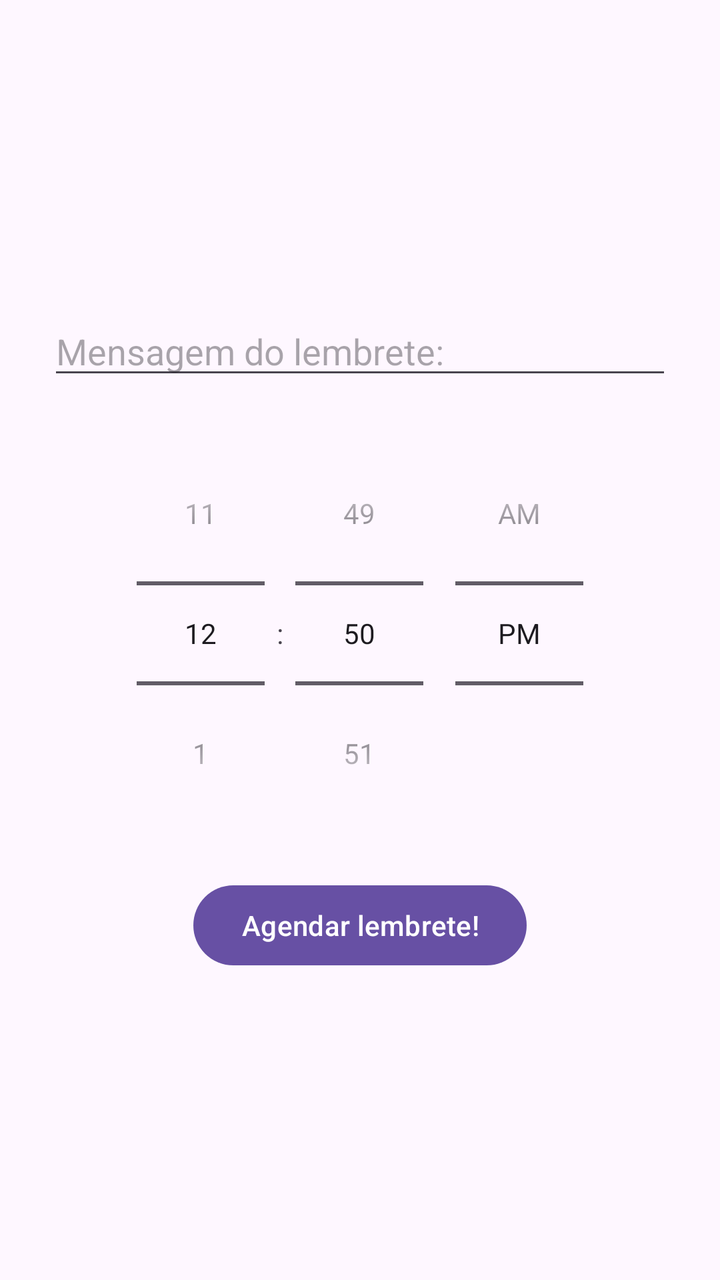
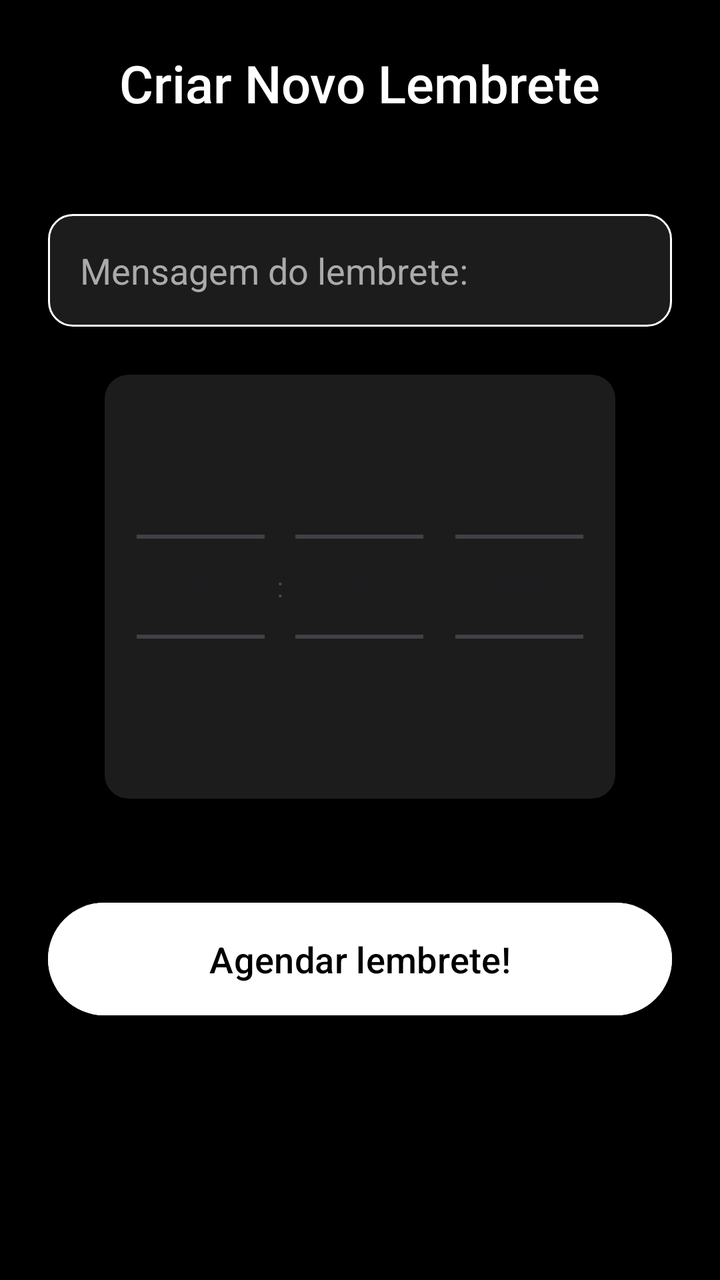

The first picture is an Android layout as it rendered before a commit; the second is the same layout after the commit. The layout source and the unified diff follow.
<!-- AndroidManifest.xml: application theme Theme.PushNotification -->
<!-- res/layout/activity_lembrete.xml -->
<?xml version="1.0" encoding="utf-8"?>
<LinearLayout
    xmlns:android="http://schemas.android.com/apk/res/android"
    android:orientation="vertical"
    android:gravity="center"
    android:padding="24dp"
    android:layout_width="match_parent"
    android:layout_height="match_parent">

    <EditText
        android:id="@+id/editMessage"
        android:layout_width="match_parent"
        android:layout_height="wrap_content"
        android:hint="@string/lembrete_mensagem" />

    <TimePicker
        android:id="@+id/timePicker"
        android:layout_width="wrap_content"
        android:layout_height="wrap_content"
        android:timePickerMode="spinner"
        android:layout_marginTop="16dp"/>

    <Button
        android:id="@+id/btnSetReminder"
        android:layout_width="wrap_content"
        android:layout_height="wrap_content"
        android:layout_marginTop="16dp"
        android:text="@string/agendar_lembrete" />
</LinearLayout>
<!-- resources referenced by this layout -->
<resources>
  <string name="agendar_lembrete">Agendar lembrete!</string>
  <string name="lembrete_mensagem">Mensagem do lembrete:</string>
  <style name="Theme.PushNotification" parent="Base.Theme.PushNotification" />
  <style name="Base.Theme.PushNotification" parent="Theme.Material3.DayNight.NoActionBar">
          
          
      </style>
</resources>

<!-- the commit's change to res/layout/activity_lembrete.xml (unified diff, before → after) -->
@@ -2,28 +2,52 @@
 <LinearLayout
     xmlns:android="http://schemas.android.com/apk/res/android"
     android:orientation="vertical"
-    android:gravity="center"
+    android:gravity="center_horizontal"
+    android:background="#000000"
     android:padding="24dp"
     android:layout_width="match_parent"
     android:layout_height="match_parent">
+
+    <TextView
+        android:layout_width="wrap_content"
+        android:layout_height="wrap_content"
+        android:text="Criar Novo Lembrete"
+        android:textSize="26sp"
+        android:textColor="#FFFFFF"
+        android:fontFamily="sans-serif-medium"
+        android:layout_marginBottom="48dp" />
 
     <EditText
         android:id="@+id/editMessage"
         android:layout_width="match_parent"
         android:layout_height="wrap_content"
-        android:hint="@string/lembrete_mensagem" />
+        android:hint="Mensagem do lembrete:"
+        android:background="@drawable/edittext_background"
+        android:textColor="#FFFFFF"
+        android:textColorHint="#AAAAAA"
+        android:fontFamily="sans-serif"
+        android:padding="16dp"
+        android:elevation="4dp"
+        android:layout_marginBottom="24dp" />
 
     <TimePicker
         android:id="@+id/timePicker"
         android:layout_width="wrap_content"
         android:layout_height="wrap_content"
         android:timePickerMode="spinner"
-        android:layout_marginTop="16dp"/>
+        android:background="@drawable/numberpicker_background"
+        android:layout_marginBottom="48dp" />
 
     <Button
         android:id="@+id/btnSetReminder"
-        android:layout_width="wrap_content"
+        android:layout_width="match_parent"
         android:layout_height="wrap_content"
-        android:layout_marginTop="16dp"
-        android:text="@string/agendar_lembrete" />
+        android:text="Agendar lembrete!"
+        android:backgroundTint="#FFFFFF"
+        android:textColor="#000000"
+        android:textSize="18sp"
+        android:fontFamily="sans-serif-medium"
+        android:elevation="6dp"
+        android:padding="16dp" />
+
 </LinearLayout>
<!-- resource entries referenced after the edit -->
@@ -1,7 +1,20 @@
 <!-- resources referenced by this layout -->
 <resources>
-  <string name="agendar_lembrete">Agendar lembrete!</string>
-  <string name="lembrete_mensagem">Mensagem do lembrete:</string>
+  <!-- drawable edittext_background (drawable) -->
+  <shape xmlns:android="http://schemas.android.com/apk/res/android"
+      android:shape="rectangle">
+      <solid android:color="#1C1C1C" />
+      <corners android:radius="12dp"/>
+      <stroke
+          android:width="1dp"
+          android:color="#FFFFFF" />
+  </shape>
+  <!-- drawable numberpicker_background (drawable) -->
+  <shape xmlns:android="http://schemas.android.com/apk/res/android"
+      android:shape="rectangle">
+      <solid android:color="#1C1C1C" />
+      <corners android:radius="12dp"/>
+  </shape>
   <style name="Theme.PushNotification" parent="Base.Theme.PushNotification" />
   <style name="Base.Theme.PushNotification" parent="Theme.Material3.DayNight.NoActionBar">
           
